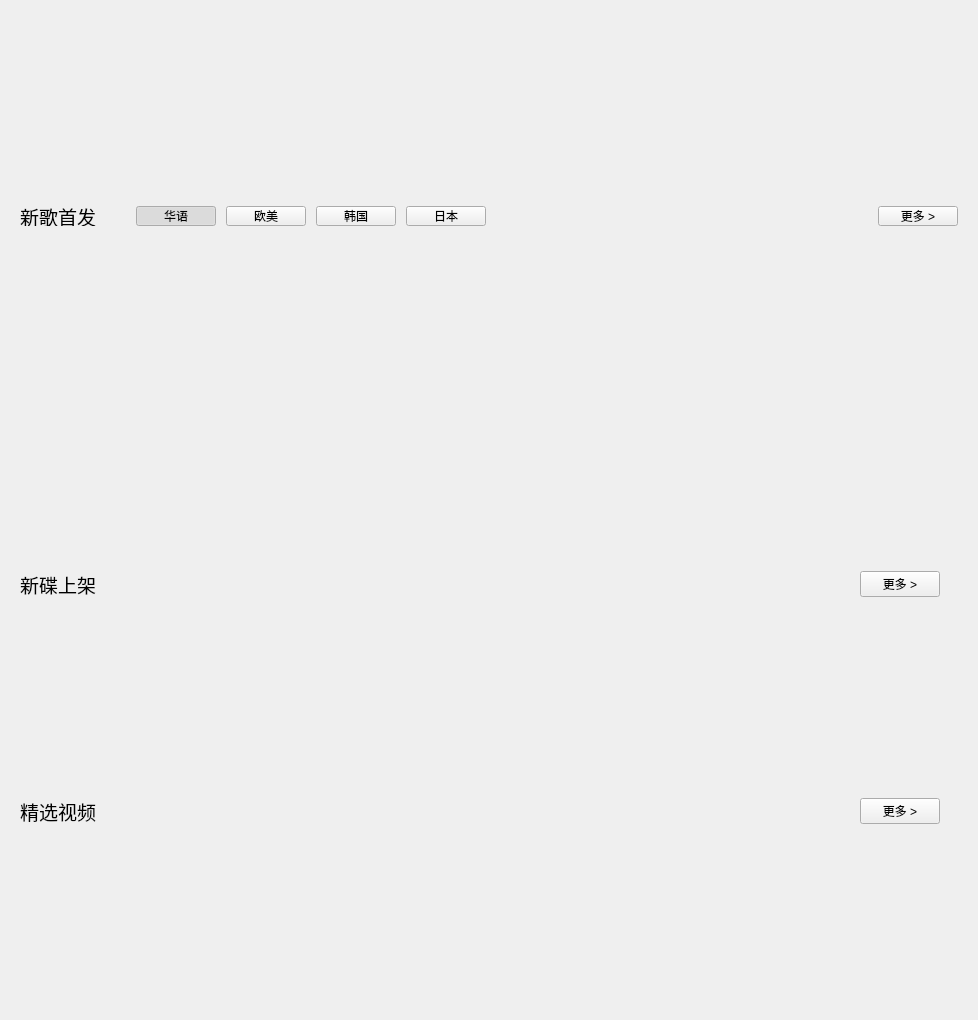
a-mo-xi-wei/Qt-KuGouAppClient, file KuGouStart/MusicRepository/MusicRepository.ui: the form before one commit.
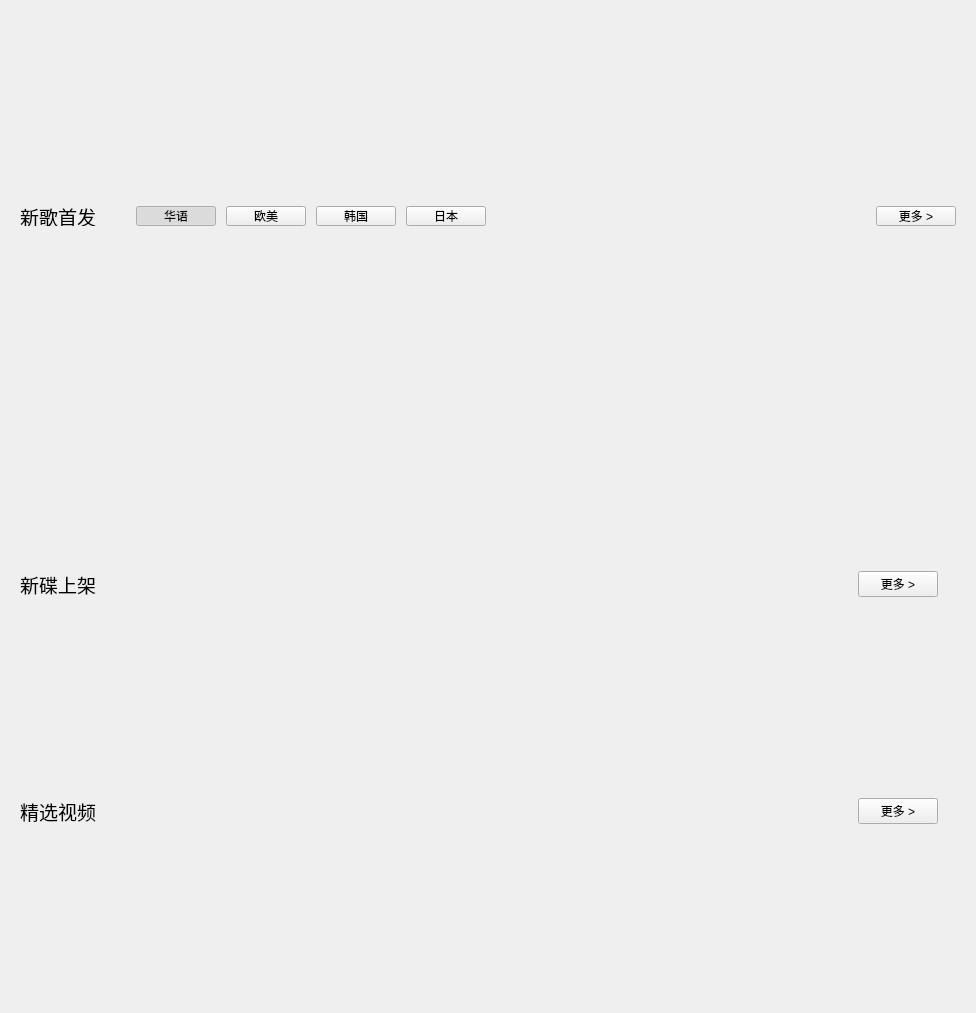
The form after the commit. Custom widgets are drawn as their Qt base class.

Diff of the .ui file:
```diff
--- a/KuGouStart/MusicRepository/MusicRepository.ui
+++ b/KuGouStart/MusicRepository/MusicRepository.ui
@@ -9,8 +9,8 @@
    <rect>
     <x>0</x>
     <y>0</y>
-    <width>978</width>
-    <height>1020</height>
+    <width>976</width>
+    <height>1013</height>
    </rect>
   </property>
   <property name="sizePolicy">
@@ -641,6 +641,9 @@
          <property name="leftMargin">
           <number>0</number>
          </property>
+         <property name="bottomMargin">
+          <number>0</number>
+         </property>
          <item>
           <widget class="QWidget" name="widget_35" native="true">
            <layout class="QHBoxLayout" name="horizontalLayout_23">
@@ -700,6 +703,9 @@
             <property name="rightMargin">
              <number>0</number>
             </property>
+            <property name="bottomMargin">
+             <number>0</number>
+            </property>
             <item>
              <layout class="QHBoxLayout" name="horizontalLayout_4">
               <item>
@@ -825,7 +831,7 @@
      <property name="sizeHint" stdset="0">
       <size>
        <width>20</width>
-       <height>40</height>
+       <height>1</height>
       </size>
      </property>
     </spacer>
```
Left out of the diff: 3 changed lines with no effect on the pictures.
